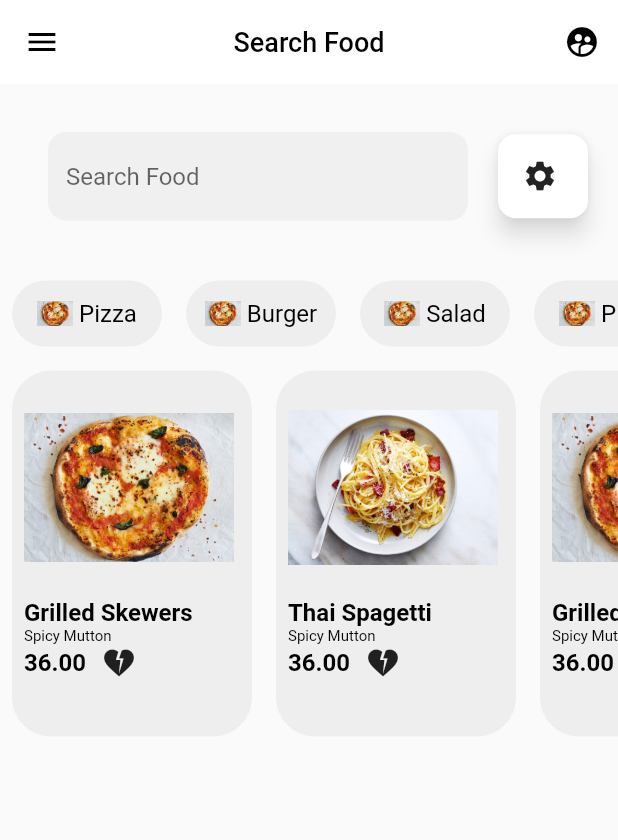
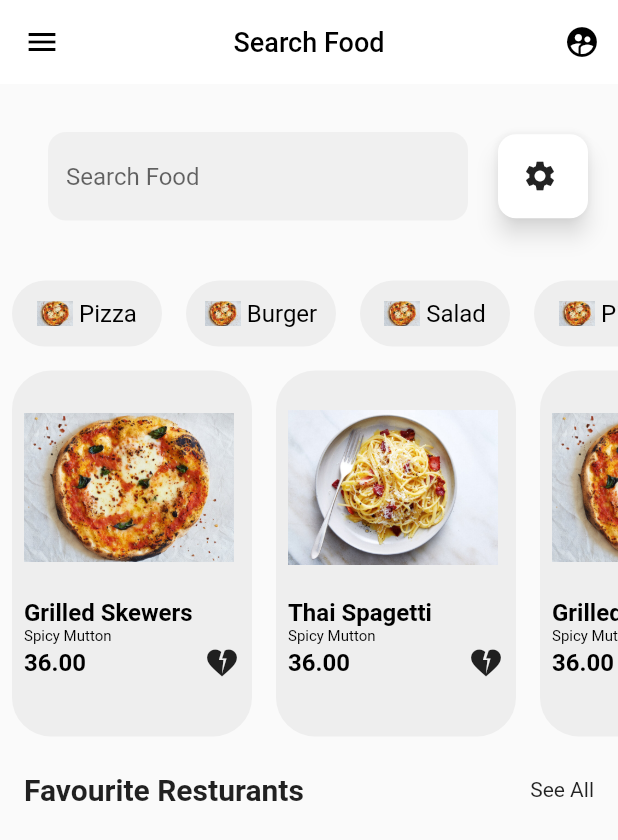
Before and after one commit to aarafrao22/Ecom, a Flutter app: the screen it shows after launch, on a phone screen of 412 x 824 dp. Shown: the top 840 px of the screen. Run offline on Flutter 3.47's test engine with Material 2 defaults, Android fonts, the light colour scheme and no system bars.

Commit message:
Initial Commit

```diff
--- a/lib/main.dart
+++ b/lib/main.dart
@@ -250,7 +250,8 @@ class _MyHomePageState extends State<MyHomePage> {
                           ),
                         ),
                         Row(
-                          //
+                          mainAxisAlignment: MainAxisAlignment.spaceBetween,
+
                           // mainAxisAlignment: MainAxisAlignment.center,
                           // crossAxisAlignment: CrossAxisAlignment.start,
                           children: [
@@ -261,10 +262,10 @@ class _MyHomePageState extends State<MyHomePage> {
                                   fontSize: 16,
                                   fontWeight: FontWeight.bold),
                             ),
-                            SizedBox(
+                            const SizedBox(
                               width: 10,
                             ),
-                            Icon(Icons.heart_broken)
+                            const Icon(Icons.heart_broken)
                           ],
                         )
                       ],
@@ -273,6 +274,24 @@ class _MyHomePageState extends State<MyHomePage> {
                 },
               ),
             ),
+            Container(
+              margin: const EdgeInsets.all(8.0),
+              padding: const EdgeInsets.all(8),
+              child: Row(
+                mainAxisAlignment: MainAxisAlignment.spaceBetween,
+                children: const [
+                  Text(
+                    "Favourite Resturants",
+                    style: TextStyle(fontSize: 20, fontWeight: FontWeight.bold),
+                  ),
+                  Text(
+                    "See All",
+                    style:
+                        TextStyle(fontSize: 14, fontWeight: FontWeight.normal),
+                  )
+                ],
+              ),
+            )
           ],
         ),
       ),
```
